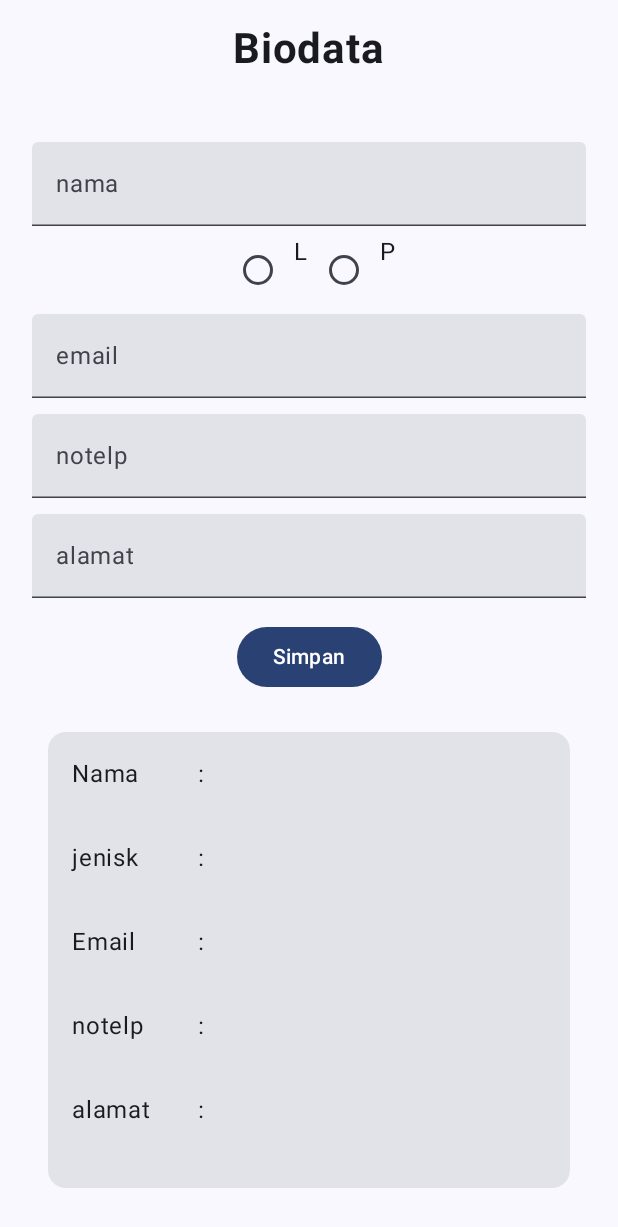
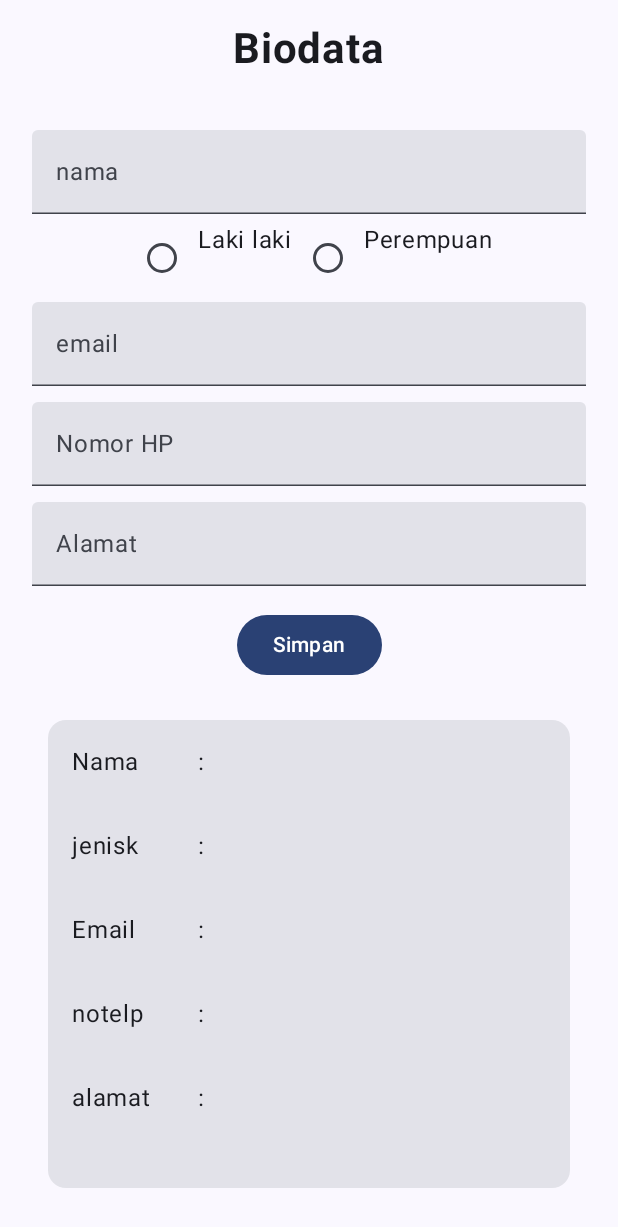
Before and after one commit to iqbaldf7/QuestUserInput_158, an Android app built with Jetpack Compose: the screen it shows after launch (MainActivity), on a phone screen of 412 x 824 dp. Shown: the top 1227 px of the screen. Run offline under Robolectric (Android 15) with nearby library versions, the phone set to English and light mode, and no system bars.

Commit message:
menambahkan data jenis kelamin yaitu laki laki dan prempuan

```diff
--- a/app/src/main/java/com/example/pertemuan5/ui/theme/LatihanUserInput.kt
+++ b/app/src/main/java/com/example/pertemuan5/ui/theme/LatihanUserInput.kt
@@ -41,14 +41,15 @@ fun LatihanUserInput(modifier: Modifier = Modifier) {
 
     var jenisK by remember { mutableStateOf("") }
     var dataJenisK by remember { mutableStateOf("") }
-    val dataK = listOf("L", "P")
+    val dataK = listOf("Laki laki", "Perempuan")
+
 
     Column (modifier = Modifier.fillMaxSize().padding(16.dp),
         horizontalAlignment = Alignment.CenterHorizontally){
         Text(text = "Biodata",
             fontWeight = FontWeight.Bold,
             fontSize = 28.sp)
-        Spacer(modifier = Modifier.padding(20.dp))
+        Spacer(modifier = Modifier.padding(16.dp))
         TextField(
             value = nama,
             onValueChange = {nama = it},
@@ -87,7 +88,7 @@ fun LatihanUserInput(modifier: Modifier = Modifier) {
             onValueChange = {notelp = it},
             modifier = Modifier.fillMaxWidth().padding(5.dp),
             label = {
-                Text( text = "notelp")
+                Text( text = "Nomor HP")
             },
             placeholder = {
                 Text(text = "Masukan notelp Anda")
@@ -100,7 +101,7 @@ fun LatihanUserInput(modifier: Modifier = Modifier) {
             onValueChange = {alamat = it},
             modifier = Modifier.fillMaxWidth().padding(5.dp),
             label = {
-                Text( text = "alamat")
+                Text( text = "Alamat")
             },
             placeholder = {
                 Text(text = "Masukan Alamat Anda")
```
